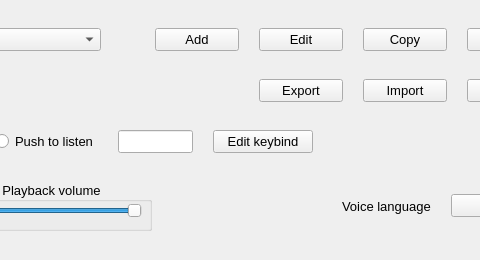
Above: src/mainwnd.ui from stele95/LinVAM before the change; both pictures show x 249 to 729 and y 0 to 260 of the 820 by 260 pixel window. Below: the same form after it.
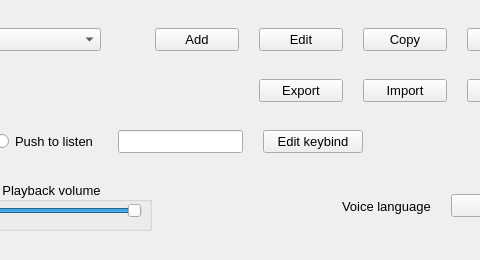
That is the form after the change.

Commit message: change how mouse hotkeys are recorded

```diff
--- a/src/mainwnd.ui
+++ b/src/mainwnd.ui
@@ -401,9 +401,15 @@
          <verstretch>0</verstretch>
         </sizepolicy>
        </property>
-       <property name="maximumSize">
+       <property name="minimumSize">
         <size>
          <width>75</width>
+         <height>0</height>
+        </size>
+       </property>
+       <property name="maximumSize">
+        <size>
+         <width>200</width>
          <height>16777215</height>
         </size>
        </property>
```
The commit also changes 2 other files.
